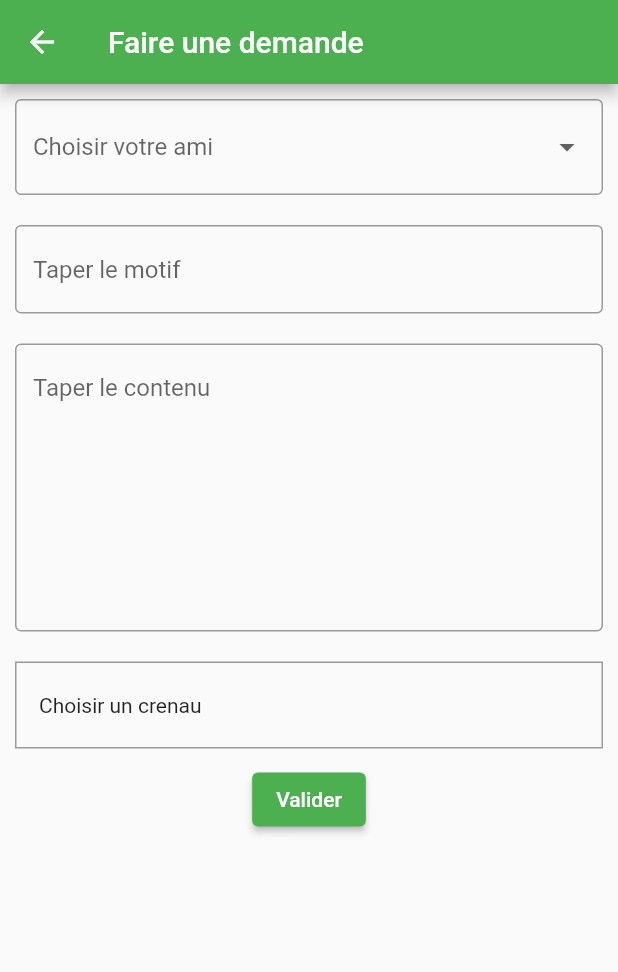
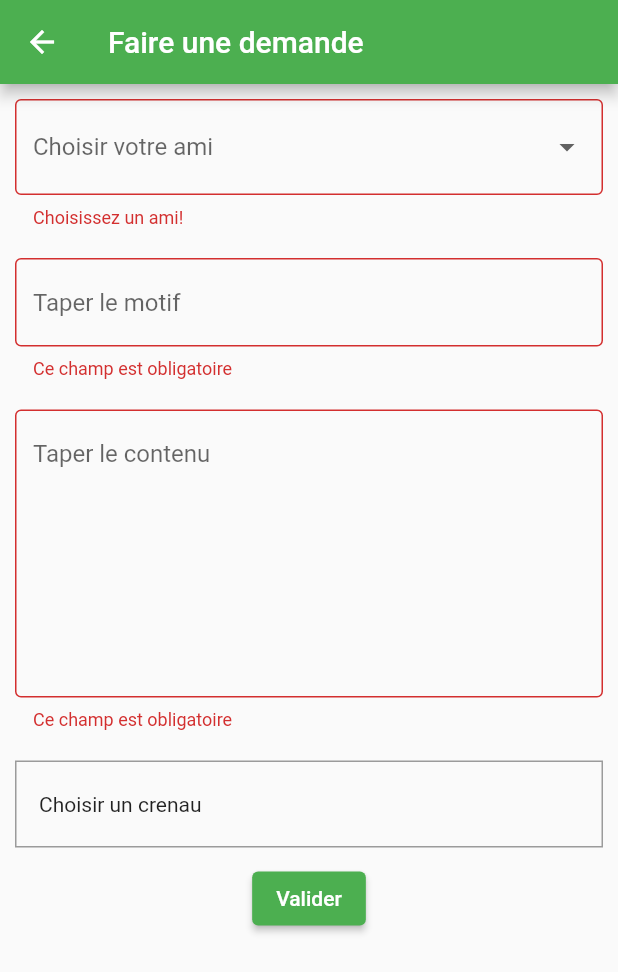
Before and after one commit to Markov500/bestfavor, a Flutter app: the AjoutDemande screen opened directly, after a tap on "Valider", on a phone screen of 412 x 824 dp. Shown: the top 972 px of the screen. Run offline on Flutter 3.47's test engine with Material 2 defaults, Android fonts, the phone set to English and light mode, and no system bars.

Commit message:
controle sur la non nullite des champs

```diff
--- a/lib/screens/ajout_demande.dart
+++ b/lib/screens/ajout_demande.dart
@@ -57,6 +57,9 @@ class _AjoutDemandeState extends State<AjoutDemande> {
                   labelText: 'Choisir votre ami',
                   border: OutlineInputBorder(),
                 ),
+                validator: (value) {
+                  return value == null ? "Choisissez un ami!" : null;
+                },
               ),
             ),
 
@@ -128,6 +131,7 @@ class _AjoutDemandeState extends State<AjoutDemande> {
             Center(
               child: ElevatedButton(
                 onPressed: () {
+                  if (formKey.currentState!.validate() && creneau != null) {}
                   /*
                   Demande(
                       id: DateTime.now().toString(),
```
